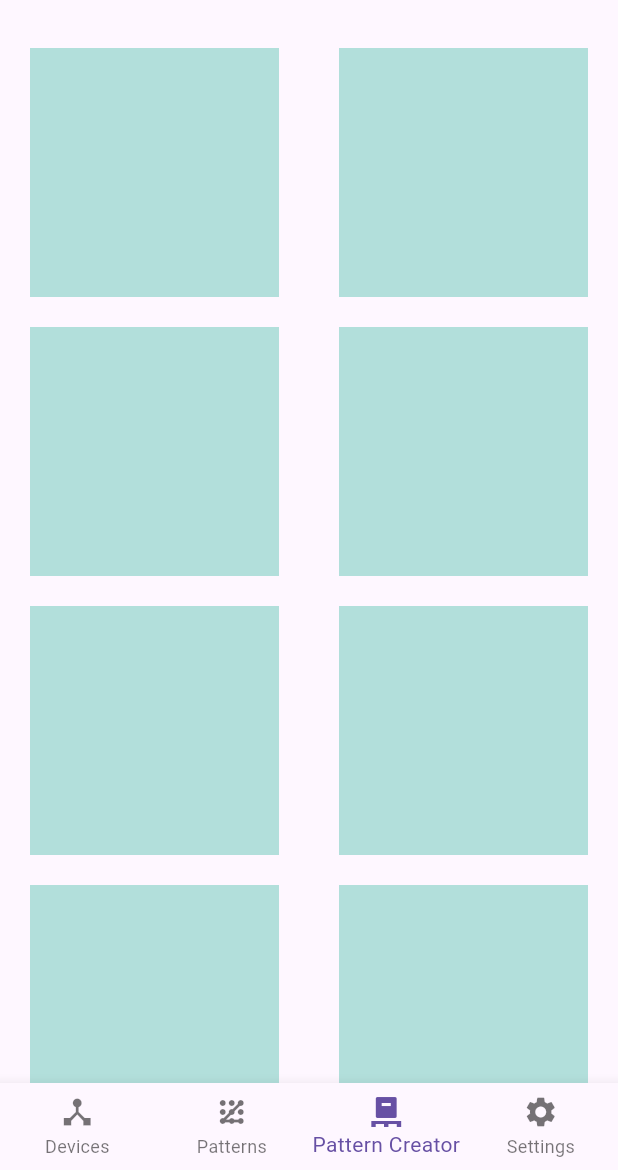
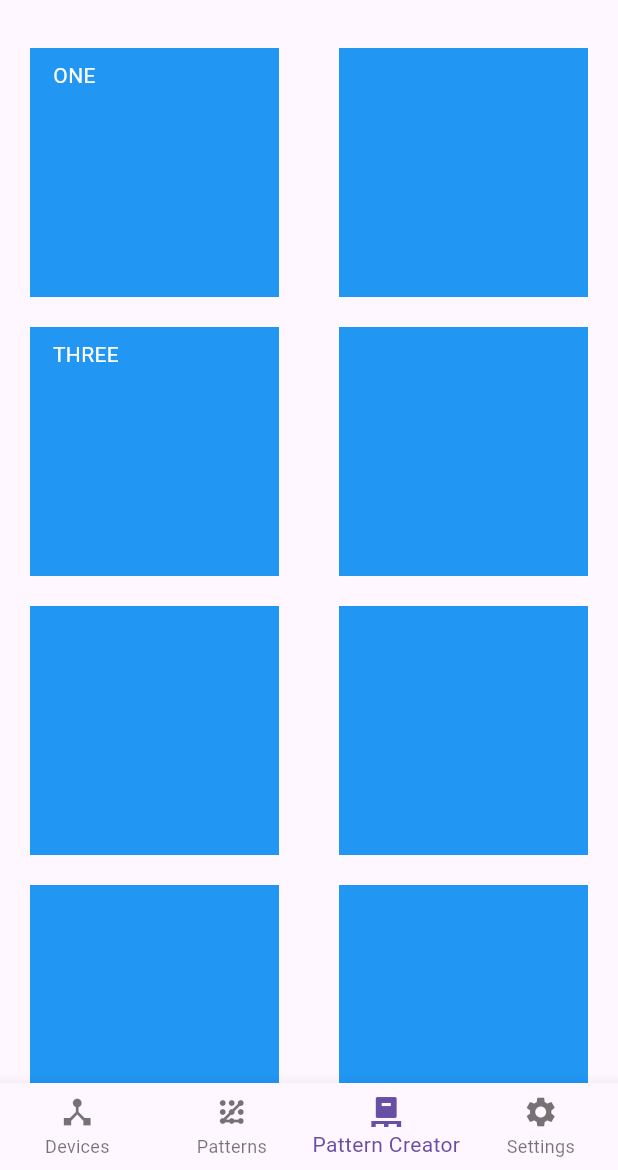
Before and after one commit to HanifMDjamiludin/LuminaSYNC, a Flutter app: the HomeScreen screen opened by its route, item 3 of the bottom bar chosen, on a phone screen of 412 x 824 dp, the part 66-1236 px from its top. Run offline on Flutter 3.47's test engine with Material 3 defaults, Android fonts, the phone set to English and light mode, and no system bars; our stand-ins replace firebase_auth, firebase_core, google_fonts, google_sign_in, shared_preferences; missing offline and left inert: flutter_hsvcolor_picker; accounts and stored records are empty; network calls fail.

Commit message:
single scroll, color picker changes all containers

```diff
--- a/luminasyncflutter/lib/creator.dart
+++ b/luminasyncflutter/lib/creator.dart
@@ -1,7 +1,9 @@
 import 'dart:math';
 
 import 'package:flutter/material.dart';
+import 'package:luminasyncflutter/src/api_service.dart';
 import 'package:flutter_hsvcolor_picker/flutter_hsvcolor_picker.dart';
+import 'package:shared_preferences/shared_preferences.dart';
 
 void main() {
   runApp(MyApp());
@@ -27,7 +29,8 @@ class PatternCreator extends StatefulWidget {
 }
 
 class _PatternCreatorState extends State<PatternCreator> {
-  bool _switchValue = false;
+  Color _chosenColor = Colors.blue;
+  final ApiService _apiService = ApiService();
 
   void _onButtonPressed() {
     showDialog(
@@ -36,14 +39,31 @@ class _PatternCreatorState extends State<PatternCreator> {
         return AlertDialog(
           title: Text('Pick a Color'),
           content: Container(
-            width: double.maxFinite, // Set width to fill available space
-            height: 600, // Set height according to your preference
-            child: ColorPicker(
-              color: Colors.blue,
+            width: double.maxFinite,
+            height: 600,
+            child: Column(
+              mainAxisSize: MainAxisSize.min,
+              children: [
+                ColorPicker(
+                  color: _chosenColor,
                   onChanged: (value) {
-                // Handle color change
+                    setState(() {
+                      _chosenColor = value;
+                    });
                   },
                   initialPicker: Picker.paletteHue,
+                ),
+                const SizedBox(height: 20),
+                ElevatedButton(
+                  onPressed: () {
+                    _saveChosenColor(
+                        _chosenColor); // This Saves the chosen color
+                    // _updateLEDColor(_chosenColor); // Update LED color
+                    Navigator.of(context).pop();
+                  },
+                  child: const Text('OK'),
+                ),
+              ],
             ),
           ),
         );
@@ -51,22 +71,39 @@ class _PatternCreatorState extends State<PatternCreator> {
     );
   }
 
+    void _saveChosenColor(Color color) async {
+    SharedPreferences prefs = await SharedPreferences.getInstance();
+    // prefs.setInt('${widget.deviceId}_chosenColor', color.value);
+  }
   @override
   Widget build(BuildContext context) {
-    return Row(
+    return Container(
+      child: Row(
       crossAxisAlignment:
           CrossAxisAlignment.start, // Adjust alignment if needed
       children: <Widget>[
         Expanded(
           child: GridView.count(
             padding: const EdgeInsets.all(20),
-            crossAxisSpacing: 20, // Decreased cross axis spacing
+            crossAxisSpacing: 40, // Decreased cross axis spacing
             mainAxisSpacing: 20, // Decreased main axis spacing
-            crossAxisCount: 1,
+            crossAxisCount: 2,
             children: <Widget>[
               Container(
                 padding: const EdgeInsets.all(8),
-                color: Colors.teal[100],
+                color: _chosenColor,
+                child: GestureDetector(
+                  onTap: _onButtonPressed,
+                  //TEMPORARY: Need to change this text to a container (not working)
+                  child: Text(
+                    '  ONE  ',
+                    style: TextStyle(color: Colors.white),
+                  ),
+                ),
+              ),
+              Container(
+                padding: const EdgeInsets.all(8),
+                color: _chosenColor,
                 child: GestureDetector(
                   onTap: _onButtonPressed,
                   //TEMPORARY: Need to change this text to a container (not working)
@@ -78,7 +115,19 @@ class _PatternCreatorState extends State<PatternCreator> {
               ),
              Container(
                 padding: const EdgeInsets.all(8),
-                color: Colors.teal[100],
+                color: _chosenColor,
+                child: GestureDetector(
+                  onTap: _onButtonPressed,
+                  //TEMPORARY: Need to change this text to a container (not working)
+                  child: Text(
+                    '  THREE  ',
+                    style: TextStyle(color: Colors.white),
+                  ),
+                ),
+              ),
+              Container(
+                padding: const EdgeInsets.all(8),
+                color: _chosenColor,
                 child: GestureDetector(
                   onTap: _onButtonPressed,
                   //TEMPORARY: Need to change this text to a container (not working)
@@ -90,7 +139,7 @@ class _PatternCreatorState extends State<PatternCreator> {
               ),
               Container(
                 padding: const EdgeInsets.all(8),
-                color: Colors.teal[100],
+                color: _chosenColor,
                 child: GestureDetector(
                   onTap: _onButtonPressed,
                   //TEMPORARY: Need to change this text to a container (not working)
@@ -102,29 +151,7 @@ class _PatternCreatorState extends State<PatternCreator> {
               ),
               Container(
                 padding: const EdgeInsets.all(8),
-                color: Colors.teal[100],
-                child: GestureDetector(
-                  onTap: _onButtonPressed,
-                  //TEMPORARY: Need to change this text to a container (not working)
-                  child: Text(
-                    '    ',
-                    style: TextStyle(color: Colors.white),
-                  ),
-                ),
-              ),
-            ],
-          ),
-        ),
-        Expanded(
-          child: GridView.count(
-            padding: const EdgeInsets.all(20),
-            crossAxisSpacing: 20, // Decreased cross axis spacing
-            mainAxisSpacing: 20, // Decreased main axis spacing
-            crossAxisCount: 1,
-            children: <Widget>[
-              Container(
-                padding: const EdgeInsets.all(8),
-                color: Colors.teal[100],
+                color: _chosenColor,
                 child: GestureDetector(
                   onTap: _onButtonPressed,
                   //TEMPORARY: Need to change this text to a container (not working)
@@ -136,7 +163,7 @@ class _PatternCreatorState extends State<PatternCreator> {
               ),
               Container(
                 padding: const EdgeInsets.all(8),
-                color: Colors.teal[100],
+                color: _chosenColor,
                 child: GestureDetector(
                   onTap: _onButtonPressed,
                   //TEMPORARY: Need to change this text to a container (not working)
@@ -148,19 +175,7 @@ class _PatternCreatorState extends State<PatternCreator> {
               ),
               Container(
                 padding: const EdgeInsets.all(8),
-                color: Colors.teal[100],
-                child: GestureDetector(
-                  onTap: _onButtonPressed,
-                  //TEMPORARY: Need to change this text to a container (not working)
-                  child: Text(
-                    '    ',
-                    style: TextStyle(color: Colors.white),
-                  ),
-                ),
-              ),
-              Container(
-                padding: const EdgeInsets.all(8),
-                color: Colors.teal[100],
+                color: _chosenColor,
                 child: GestureDetector(
                   onTap: _onButtonPressed,
                   //TEMPORARY: Need to change this text to a container (not working)
@@ -174,6 +189,7 @@ class _PatternCreatorState extends State<PatternCreator> {
           ),
         ),
       ],
+    )
     );
   }
 }
```
Lines whose indentation alone changed are shown as unchanged.
